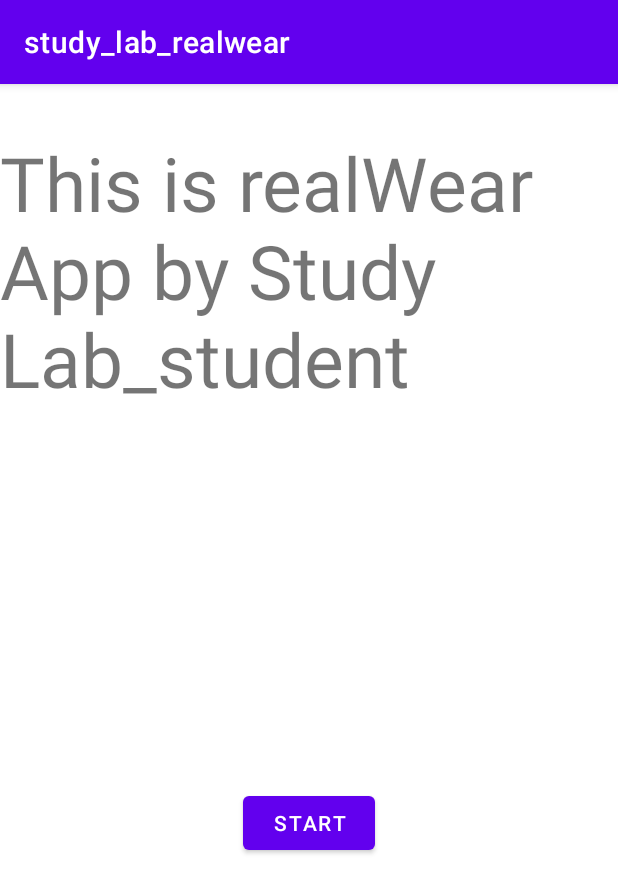
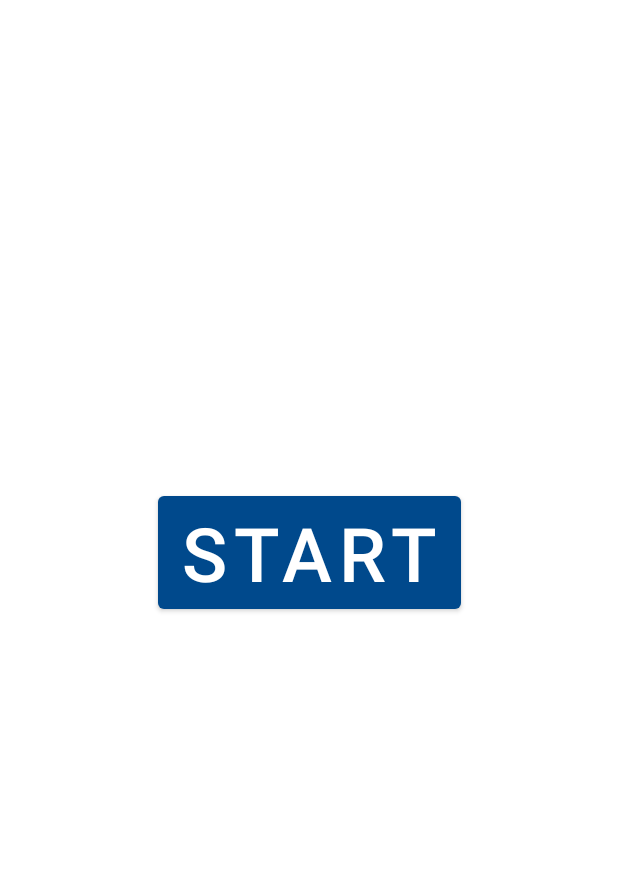
Before and after one commit to chaeheejo/study_lab_realwear, an Android app: the screen it shows after launch (MainActivity), on a phone screen of 412 x 824 dp. Shown: the top 893 px of the screen. Run offline under Robolectric (Android 15) with nearby library versions, the phone set to English and light mode, and no system bars; our stand-ins replace Firebase (no records; nobody signed in at launch, a user with empty details on screens opened directly); 3 statements that could not run were skipped.

Commit message:
primary color change

```diff
--- a/app/src/main/res/layout/fragment_home.xml
+++ b/app/src/main/res/layout/fragment_home.xml
@@ -12,19 +12,17 @@
         android:layout_width="wrap_content"
         android:layout_height="wrap_content"
         android:text="@string/bt_start"
-        app:layout_constraintBottom_toBottomOf="parent"
+        android:textSize="50dp"
+        app:layout_constraintBottom_toTopOf="@+id/guideline3"
         app:layout_constraintEnd_toEndOf="parent"
-        app:layout_constraintStart_toStartOf="parent"
-        app:layout_constraintTop_toBottomOf="@+id/home_tv_home" />
+        app:layout_constraintHorizontal_bias="0.5"
+        app:layout_constraintStart_toStartOf="parent" />
 
-    <TextView
-        android:id="@+id/home_tv_home"
+    <androidx.constraintlayout.widget.Guideline
+        android:id="@+id/guideline3"
         android:layout_width="wrap_content"
         android:layout_height="wrap_content"
-        android:layout_marginTop="32dp"
-        android:text="@string/tv_main"
-        android:textSize="50sp"
-        app:layout_constraintEnd_toEndOf="parent"
-        app:layout_constraintStart_toStartOf="parent"
-        app:layout_constraintTop_toTopOf="parent" />
+        android:orientation="horizontal"
+        app:layout_constraintGuide_percent="0.5" />
+
 </androidx.constraintlayout.widget.ConstraintLayout>
--- a/app/src/main/res/layout/fragment_problem.xml
+++ b/app/src/main/res/layout/fragment_problem.xml
@@ -9,8 +9,8 @@
 
     <ImageView
         android:id="@+id/problem_iv_problem"
-        android:layout_width="280dp"
-        android:layout_height="280dp"
+        android:layout_width="300dp"
+        android:layout_height="250dp"
         app:layout_constraintBottom_toTopOf="@+id/guideline2"
         app:layout_constraintEnd_toEndOf="parent"
         app:layout_constraintStart_toStartOf="parent"
@@ -23,6 +23,7 @@
         android:layout_height="wrap_content"
         android:layout_marginTop="24dp"
         android:text="@string/bt_one"
+        android:textSize="30dp"
         app:layout_constraintEnd_toEndOf="parent"
         app:layout_constraintStart_toStartOf="parent"
         app:layout_constraintTop_toTopOf="@+id/guideline2" />
@@ -33,6 +34,7 @@
         android:layout_height="wrap_content"
         android:layout_marginTop="16dp"
         android:text="@string/bt_two"
+        android:textSize="30dp"
         app:layout_constraintEnd_toEndOf="parent"
         app:layout_constraintStart_toStartOf="parent"
         app:layout_constraintTop_toBottomOf="@+id/problem_bt_one" />
@@ -43,6 +45,7 @@
         android:layout_height="wrap_content"
         android:layout_marginTop="16dp"
         android:text="@string/bt_three"
+        android:textSize="30dp"
         app:layout_constraintEnd_toEndOf="parent"
         app:layout_constraintStart_toStartOf="parent"
         app:layout_constraintTop_toBottomOf="@+id/problem_bt_two" />
@@ -53,6 +56,7 @@
         android:layout_height="wrap_content"
         android:layout_marginTop="16dp"
         android:text="@string/bt_four"
+        android:textSize="30dp"
         app:layout_constraintEnd_toEndOf="parent"
         app:layout_constraintStart_toStartOf="parent"
         app:layout_constraintTop_toBottomOf="@+id/problem_bt_three" />
@@ -63,6 +67,7 @@
         android:layout_height="wrap_content"
         android:layout_marginTop="16dp"
         android:text="@string/bt_five"
+        android:textSize="30dp"
         app:layout_constraintEnd_toEndOf="parent"
         app:layout_constraintStart_toStartOf="parent"
         app:layout_constraintTop_toBottomOf="@+id/problem_bt_four" />
--- a/app/src/main/res/values/colors.xml
+++ b/app/src/main/res/values/colors.xml
@@ -5,6 +5,10 @@
     <color name="purple_700">#FF3700B3</color>
     <color name="teal_200">#FF03DAC5</color>
     <color name="teal_700">#FF018786</color>
+    <color name="blue">#00498c</color>
+    <color name="dark_blue">#003458</color>
+    <color name="light_blue">#0081cc</color>
+    <color name="light_darkver_blue">#0067a3</color>
     <color name="black">#FF000000</color>
     <color name="white">#FFFFFFFF</color>
 </resources>
--- a/app/src/main/res/values/themes.xml
+++ b/app/src/main/res/values/themes.xml
@@ -2,15 +2,16 @@
     <!-- Base application theme. -->
     <style name="Theme.Study_lab_realwear" parent="Theme.MaterialComponents.DayNight.DarkActionBar">
         <!-- Primary brand color. -->
-        <item name="colorPrimary">@color/purple_500</item>
-        <item name="colorPrimaryVariant">@color/purple_700</item>
+        <item name="colorPrimary">@color/blue</item>
+        <item name="colorPrimaryVariant">@color/dark_blue</item>
         <item name="colorOnPrimary">@color/white</item>
         <!-- Secondary brand color. -->
-        <item name="colorSecondary">@color/teal_200</item>
-        <item name="colorSecondaryVariant">@color/teal_700</item>
+        <item name="colorSecondary">@color/light_blue</item>
+        <item name="colorSecondaryVariant">@color/light_darkver_blue</item>
         <item name="colorOnSecondary">@color/black</item>
         <!-- Status bar color. -->
         <item name="android:statusBarColor" tools:targetApi="l">?attr/colorPrimaryVariant</item>
         <!-- Customize your theme here. -->
+        <item name="windowNoTitle">true</item>
     </style>
 </resources>
```
Also changed, not shown: 1 other file.
